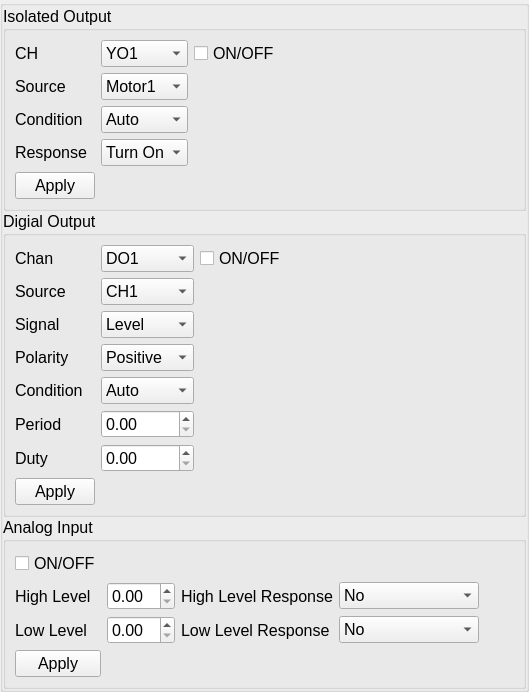
The window that source/wnd/ui/mrqio.ui (ww4u/megarobostudio) describes before a commit, drawn with Qt 5.
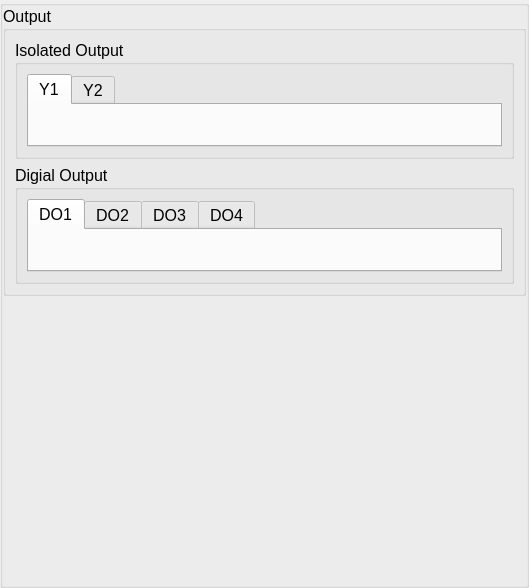
The same window after the commit. Custom widgets are drawn as their Qt base class.

```diff
--- a/source/wnd/ui/mrqio.ui
+++ b/source/wnd/ui/mrqio.ui
@@ -56,422 +56,71 @@
        <number>0</number>
       </property>
       <item>
-       <widget class="QGroupBox" name="groupBox">
+       <widget class="QGroupBox" name="groupBox_5">
         <property name="title">
-         <string>Isolated Output</string>
+         <string>Output</string>
         </property>
-        <layout class="QGridLayout" name="gridLayout">
-         <item row="4" column="0">
-          <widget class="QLabel" name="label_4">
-           <property name="text">
-            <string>Condition</string>
-           </property>
-          </widget>
-         </item>
-         <item row="5" column="0">
-          <widget class="QLabel" name="label_5">
-           <property name="text">
-            <string>Response</string>
-           </property>
-          </widget>
-         </item>
-         <item row="5" column="1" colspan="3">
-          <widget class="QComboBox" name="cmbIsoAction">
-           <item>
-            <property name="text">
-             <string>Turn On</string>
-            </property>
-           </item>
-           <item>
-            <property name="text">
-             <string>Cut Off</string>
-            </property>
-           </item>
-          </widget>
-         </item>
-         <item row="1" column="0">
-          <widget class="QLabel" name="label">
-           <property name="text">
-            <string>CH</string>
-           </property>
-          </widget>
-         </item>
-         <item row="3" column="1" colspan="3">
-          <widget class="QComboBox" name="cmbIsoSource">
-           <item>
-            <property name="text">
-             <string>Motor1</string>
-            </property>
-           </item>
-           <item>
-            <property name="text">
-             <string>Motor2</string>
-            </property>
-           </item>
-           <item>
-            <property name="text">
-             <string>Motor3</string>
-            </property>
-           </item>
-           <item>
-            <property name="text">
-             <string>Motor4</string>
-            </property>
-           </item>
-          </widget>
-         </item>
-         <item row="4" column="1" colspan="3">
-          <widget class="QComboBox" name="cmbIsoCondition">
-           <item>
-            <property name="text">
-             <string>Auto</string>
-            </property>
-           </item>
-           <item>
-            <property name="text">
-             <string>None</string>
-            </property>
-           </item>
-          </widget>
-         </item>
-         <item row="3" column="0">
-          <widget class="QLabel" name="label_3">
-           <property name="text">
-            <string>Source</string>
-           </property>
-          </widget>
-         </item>
-         <item row="1" column="1" colspan="3">
-          <widget class="QComboBox" name="cmbIsoCH">
-           <item>
-            <property name="text">
-             <string>YO1</string>
-            </property>
-           </item>
-           <item>
-            <property name="text">
-             <string>YO2</string>
-            </property>
-           </item>
-          </widget>
-         </item>
-         <item row="5" column="4">
-          <spacer name="horizontalSpacer">
-           <property name="orientation">
-            <enum>Qt::Horizontal</enum>
-           </property>
-           <property name="sizeHint" stdset="0">
-            <size>
-             <width>40</width>
-             <height>20</height>
-            </size>
-           </property>
-          </spacer>
-         </item>
-         <item row="6" column="0">
-          <widget class="QPushButton" name="btnIsoApply">
-           <property name="text">
-            <string>Apply</string>
-           </property>
-          </widget>
-         </item>
-         <item row="1" column="4">
-          <widget class="QCheckBox" name="chkIsoCH">
-           <property name="text">
-            <string>ON/OFF</string>
-           </property>
-          </widget>
-         </item>
-        </layout>
-       </widget>
-      </item>
-      <item>
-       <widget class="QGroupBox" name="groupBox_3">
-        <property name="title">
-         <string>Digial Output</string>
-        </property>
-        <layout class="QGridLayout" name="gridLayout_3">
-         <item row="7" column="0">
-          <widget class="QPushButton" name="btnDoApply">
-           <property name="text">
-            <string>Apply</string>
-           </property>
-          </widget>
-         </item>
-         <item row="5" column="1">
-          <widget class="QDoubleSpinBox" name="spinDoPeri"/>
-         </item>
-         <item row="6" column="1">
-          <widget class="QDoubleSpinBox" name="spinDoDuty"/>
-         </item>
-         <item row="4" column="1">
-          <widget class="QComboBox" name="cmbDoCondition">
-           <item>
-            <property name="text">
-             <string>Auto</string>
-            </property>
-           </item>
-           <item>
-            <property name="text">
-             <string>None</string>
-            </property>
-           </item>
-          </widget>
-         </item>
-         <item row="2" column="1">
-          <widget class="QComboBox" name="cmbDoSignal">
-           <item>
-            <property name="text">
-             <string>Level</string>
-            </property>
-           </item>
-           <item>
-            <property name="text">
-             <string>None</string>
-            </property>
-           </item>
-          </widget>
-         </item>
-         <item row="4" column="0">
-          <widget class="QLabel" name="label_12">
-           <property name="text">
-            <string>Condition</string>
-           </property>
-          </widget>
-         </item>
-         <item row="2" column="0">
-          <widget class="QLabel" name="label_6">
-           <property name="text">
-            <string>Signal</string>
-           </property>
-          </widget>
-         </item>
-         <item row="6" column="0">
-          <widget class="QLabel" name="label_14">
-           <property name="text">
-            <string>Duty</string>
-           </property>
-          </widget>
-         </item>
-         <item row="5" column="0">
-          <widget class="QLabel" name="label_2">
-           <property name="text">
-            <string>Period</string>
-           </property>
-          </widget>
-         </item>
-         <item row="0" column="1">
-          <widget class="QComboBox" name="cmbDo">
-           <item>
-            <property name="text">
-             <string>DO1</string>
-            </property>
-           </item>
-           <item>
-            <property name="text">
-             <string>DO2</string>
-            </property>
-           </item>
-          </widget>
-         </item>
-         <item row="3" column="1">
-          <widget class="QComboBox" name="cmbDoPolarity">
-           <item>
-            <property name="text">
-             <string>Positive</string>
-            </property>
-           </item>
-           <item>
-            <property name="text">
-             <string>Negative</string>
-            </property>
-           </item>
-          </widget>
-         </item>
-         <item row="3" column="0">
-          <widget class="QLabel" name="label_13">
-           <property name="text">
-            <string>Polarity</string>
-           </property>
-          </widget>
-         </item>
-         <item row="0" column="3">
-          <spacer name="horizontalSpacer_3">
-           <property name="orientation">
-            <enum>Qt::Horizontal</enum>
-           </property>
-           <property name="sizeHint" stdset="0">
-            <size>
-             <width>40</width>
-             <height>20</height>
-            </size>
-           </property>
-          </spacer>
-         </item>
+        <layout class="QGridLayout" name="gridLayout_4">
          <item row="0" column="0">
-          <widget class="QLabel" name="label_11">
-           <property name="text">
-            <string>Chan</string>
+          <widget class="QGroupBox" name="groupBox">
+           <property name="title">
+            <string>Isolated Output</string>
            </property>
+           <layout class="QGridLayout" name="gridLayout">
+            <item row="0" column="0">
+             <widget class="QTabWidget" name="tabWidget">
+              <property name="currentIndex">
+               <number>0</number>
+              </property>
+              <widget class="MrqYO" name="tab">
+               <attribute name="title">
+                <string>Y1</string>
+               </attribute>
+              </widget>
+              <widget class="MrqYO" name="tab_2">
+               <attribute name="title">
+                <string>Y2</string>
+               </attribute>
+              </widget>
+             </widget>
+            </item>
+           </layout>
           </widget>
          </item>
-         <item row="0" column="2">
-          <widget class="QCheckBox" name="chkDo">
-           <property name="text">
-            <string>ON/OFF</string>
-           </property>
-          </widget>
-         </item>
          <item row="1" column="0">
-          <widget class="QLabel" name="label_15">
-           <property name="text">
-            <string>Source</string>
+          <widget class="QGroupBox" name="groupBox_3">
+           <property name="title">
+            <string>Digial Output</string>
            </property>
-          </widget>
-         </item>
-         <item row="1" column="1">
-          <widget class="QComboBox" name="cmbDoSource">
-           <item>
-            <property name="text">
-             <string>CH1</string>
-            </property>
-           </item>
-           <item>
-            <property name="text">
-             <string>CH2</string>
-            </property>
-           </item>
-           <item>
-            <property name="text">
-             <string>CH3</string>
-            </property>
-           </item>
-           <item>
-            <property name="text">
-             <string>CH4</string>
-            </property>
-           </item>
-          </widget>
-         </item>
-        </layout>
-       </widget>
-      </item>
-      <item>
-       <widget class="QGroupBox" name="groupBox_2">
-        <property name="layoutDirection">
-         <enum>Qt::LeftToRight</enum>
-        </property>
-        <property name="title">
-         <string>Analog Input</string>
-        </property>
-        <layout class="QGridLayout" name="gridLayout_2">
-         <item row="1" column="1">
-          <widget class="QDoubleSpinBox" name="spinHighLevel"/>
-         </item>
-         <item row="2" column="1">
-          <widget class="QDoubleSpinBox" name="spinLowLevel"/>
-         </item>
-         <item row="2" column="0">
-          <widget class="QLabel" name="label_8">
-           <property name="text">
-            <string>Low Level</string>
-           </property>
-          </widget>
-         </item>
-         <item row="1" column="0">
-          <widget class="QLabel" name="label_7">
-           <property name="text">
-            <string>High Level</string>
-           </property>
-          </widget>
-         </item>
-         <item row="0" column="4">
-          <spacer name="horizontalSpacer_2">
-           <property name="orientation">
-            <enum>Qt::Horizontal</enum>
-           </property>
-           <property name="sizeHint" stdset="0">
-            <size>
-             <width>40</width>
-             <height>20</height>
-            </size>
-           </property>
-          </spacer>
-         </item>
-         <item row="1" column="2">
-          <widget class="QLabel" name="label_10">
-           <property name="text">
-            <string>High Level Response</string>
-           </property>
-          </widget>
-         </item>
-         <item row="1" column="3">
-          <widget class="QComboBox" name="cmbHighResp">
-           <item>
-            <property name="text">
-             <string>No</string>
-            </property>
-           </item>
-           <item>
-            <property name="text">
-             <string>Warning</string>
-            </property>
-           </item>
-           <item>
-            <property name="text">
-             <string>Stop</string>
-            </property>
-           </item>
-           <item>
-            <property name="text">
-             <string>Warning + Stop</string>
-            </property>
-           </item>
-          </widget>
-         </item>
-         <item row="0" column="0">
-          <widget class="QCheckBox" name="chkAi">
-           <property name="text">
-            <string>ON/OFF</string>
-           </property>
-          </widget>
-         </item>
-         <item row="2" column="3">
-          <widget class="QComboBox" name="cmbLowResp">
-           <item>
-            <property name="text">
-             <string>No</string>
-            </property>
-           </item>
-           <item>
-            <property name="text">
-             <string>Warning</string>
-            </property>
-           </item>
-           <item>
-            <property name="text">
-             <string>Stop</string>
-            </property>
-           </item>
-           <item>
-            <property name="text">
-             <string>Warning +Stop</string>
-            </property>
-           </item>
-          </widget>
-         </item>
-         <item row="2" column="2">
-          <widget class="QLabel" name="label_9">
-           <property name="text">
-            <string>Low Level Response</string>
-           </property>
-          </widget>
-         </item>
-         <item row="3" column="0">
-          <widget class="QPushButton" name="btnAiApply">
-           <property name="text">
-            <string>Apply</string>
-           </property>
+           <layout class="QGridLayout" name="gridLayout_3">
+            <item row="0" column="0">
+             <widget class="QTabWidget" name="tabWidget_2">
+              <property name="currentIndex">
+               <number>0</number>
+              </property>
+              <widget class="MrqDO" name="tab_3">
+               <attribute name="title">
+                <string>DO1</string>
+               </attribute>
+              </widget>
+              <widget class="MrqDO" name="tab_4">
+               <attribute name="title">
+                <string>DO2</string>
+               </attribute>
+              </widget>
+              <widget class="MrqDO" name="tab_5">
+               <attribute name="title">
+                <string>DO3</string>
+               </attribute>
+              </widget>
+              <widget class="MrqDO" name="tab_6">
+               <attribute name="title">
+                <string>DO4</string>
+               </attribute>
+              </widget>
+             </widget>
+            </item>
+           </layout>
           </widget>
          </item>
         </layout>
@@ -495,6 +144,20 @@
    </item>
   </layout>
  </widget>
+ <customwidgets>
+  <customwidget>
+   <class>MrqYO</class>
+   <extends>QWidget</extends>
+   <header>mrqyo.h</header>
+   <container>1</container>
+  </customwidget>
+  <customwidget>
+   <class>MrqDO</class>
+   <extends>QWidget</extends>
+   <header>mrqdo.h</header>
+   <container>1</container>
+  </customwidget>
+ </customwidgets>
  <resources/>
  <connections/>
 </ui>
```
